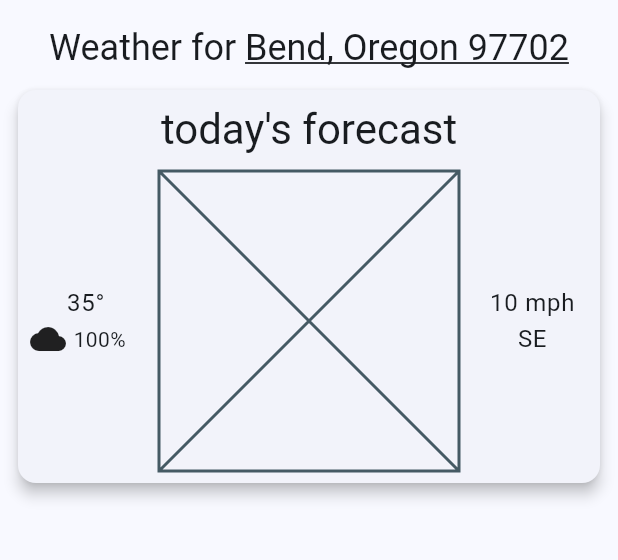
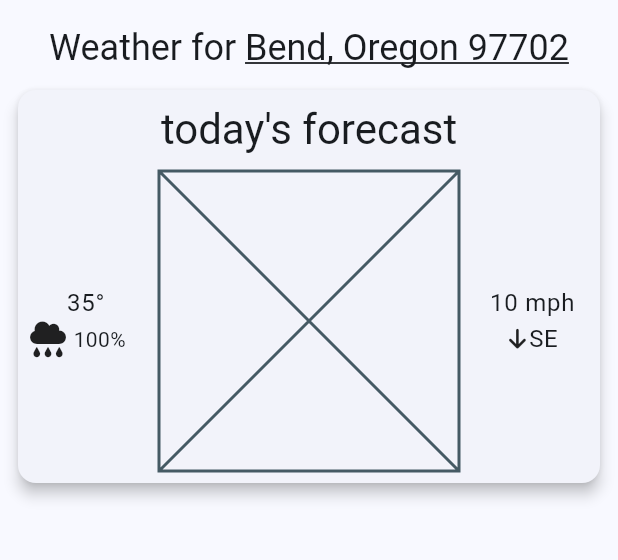
Before and after one commit to theusaf/osu-cs492-studio_6, a Flutter app: the screen it shows after launch, on a phone screen of 412 x 824 dp, the part 84-644 px from its top. Run offline on Flutter 3.47's test engine with Material 3 defaults, Android fonts, the phone set to English and light mode, and no system bars; our stand-ins replace font_awesome_flutter.

Commit message:
feat: add weather direction arrow

```diff
--- a/lib/main.dart
+++ b/lib/main.dart
@@ -1,4 +1,5 @@
 import 'package:flutter/material.dart';
+import 'package:font_awesome_flutter/font_awesome_flutter.dart';
 
 void main() {
   runApp(const MyApp());
@@ -120,7 +121,7 @@ class _WeatherCardMainSection extends StatelessWidget {
               Text("${forecast['temperature']}°",
                   style: Theme.of(context).textTheme.bodyLarge),
               Row(children: [
-                const Icon(Icons.cloud),
+                const Icon(FontAwesomeIcons.cloudRain),
                 const SizedBox(width: 5),
                 Text('${forecast['probabilityOfPercipitation']}%',
                     style: Theme.of(context).textTheme.bodyMedium)
@@ -146,11 +147,42 @@ class _WeatherCardMainSection extends StatelessWidget {
             children: [
               Text("${forecast['windSpeed']} mph",
                   style: Theme.of(context).textTheme.bodyLarge),
-              Text("${forecast['windDirection']}",
-                  style: Theme.of(context).textTheme.bodyLarge),
+              WindDirectionPointer(direction: forecast['windDirection']),
             ],
           ),
         )
+      ],
+    );
+  }
+}
+
+class WindDirectionPointer extends StatelessWidget {
+  const WindDirectionPointer({
+    super.key,
+    required this.direction,
+  });
+
+  final String? direction;
+
+  @override
+  Widget build(BuildContext context) {
+    final directionIcon = switch (direction) {
+      "N" => FontAwesomeIcons.arrowUp,
+      "NE" => FontAwesomeIcons.arrowUp,
+      "E" => FontAwesomeIcons.arrowRight,
+      "SE" => FontAwesomeIcons.arrowDown,
+      "S" => FontAwesomeIcons.arrowDown,
+      "SW" => FontAwesomeIcons.arrowDown,
+      "W" => FontAwesomeIcons.arrowLeft,
+      "NW" => FontAwesomeIcons.arrowLeft,
+      _ => FontAwesomeIcons.question,
+    };
+
+    return Row(
+      mainAxisAlignment: MainAxisAlignment.center,
+      children: [
+        Icon(directionIcon, size: 15),
+        Text("$direction", style: Theme.of(context).textTheme.bodyLarge),
       ],
     );
   }
```
